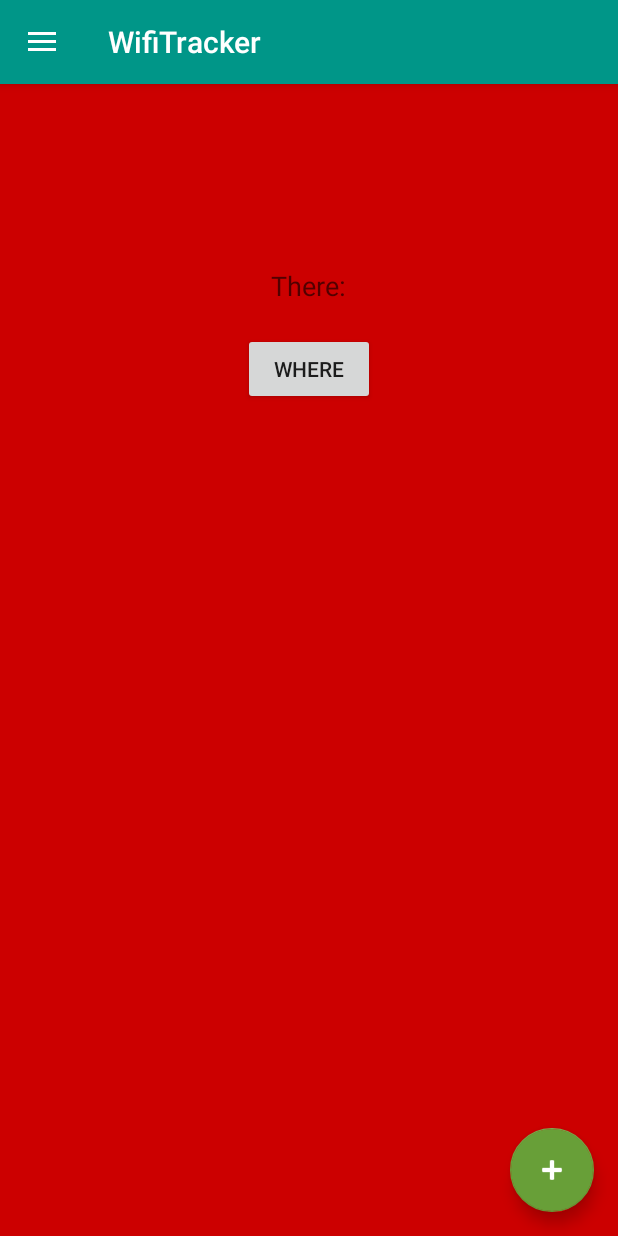
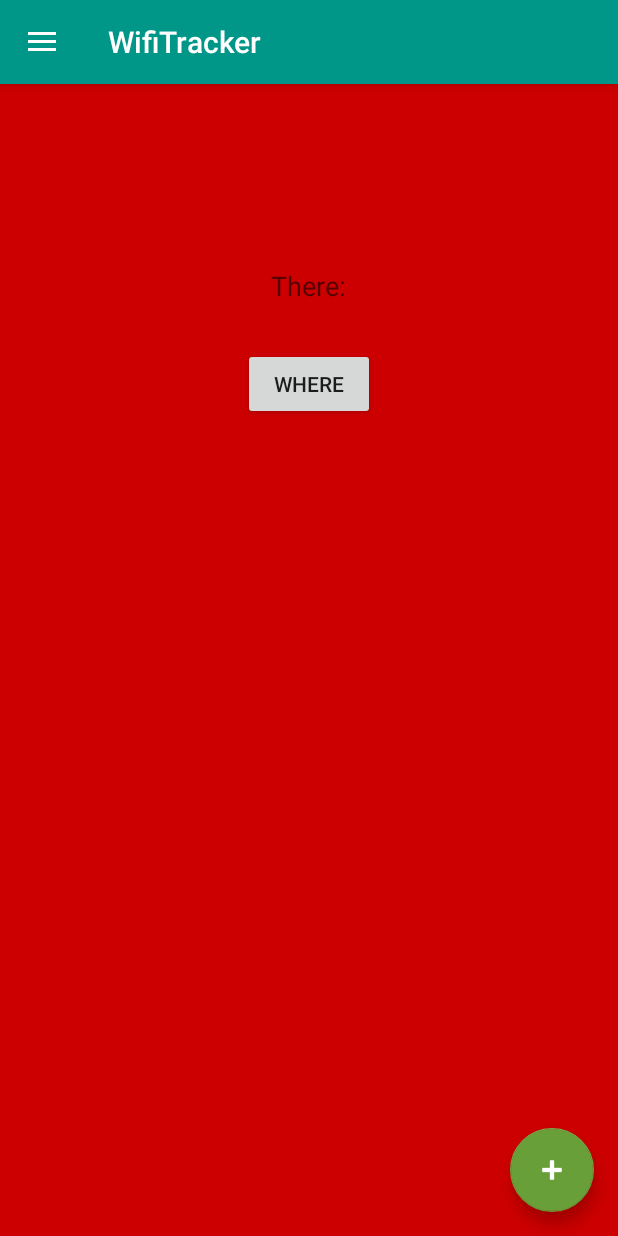
Before and after one commit to Modac/WifiTracker, an Android app: the screen it shows after launch (MainActivity), on a phone screen of 412 x 824 dp. Run offline under Robolectric (Android 15) with nearby library versions, the phone set to English and light mode, and no system bars.

Commit message:
Just some minor trials

```diff
--- a/app/src/main/res/layout/fragment_where.xml
+++ b/app/src/main/res/layout/fragment_where.xml
@@ -7,6 +7,7 @@
         android:paddingLeft="@dimen/activity_horizontal_margin"
         android:paddingRight="@dimen/activity_horizontal_margin"
         android:paddingTop="@dimen/activity_vertical_margin"
+        android:clipToPadding="false"
         tools:context="com.modac.wifitracker.WhereFragment">
 
         <TextView
@@ -33,5 +34,7 @@
             android:text="Where"
             android:id="@+id/button"
             android:layout_below="@+id/textView2"
-            android:layout_centerHorizontal="true" />
+            android:layout_centerHorizontal="true"
+            android:elevation="24dp"
+            android:layout_margin="10dp"/>
  </RelativeLayout>
```
